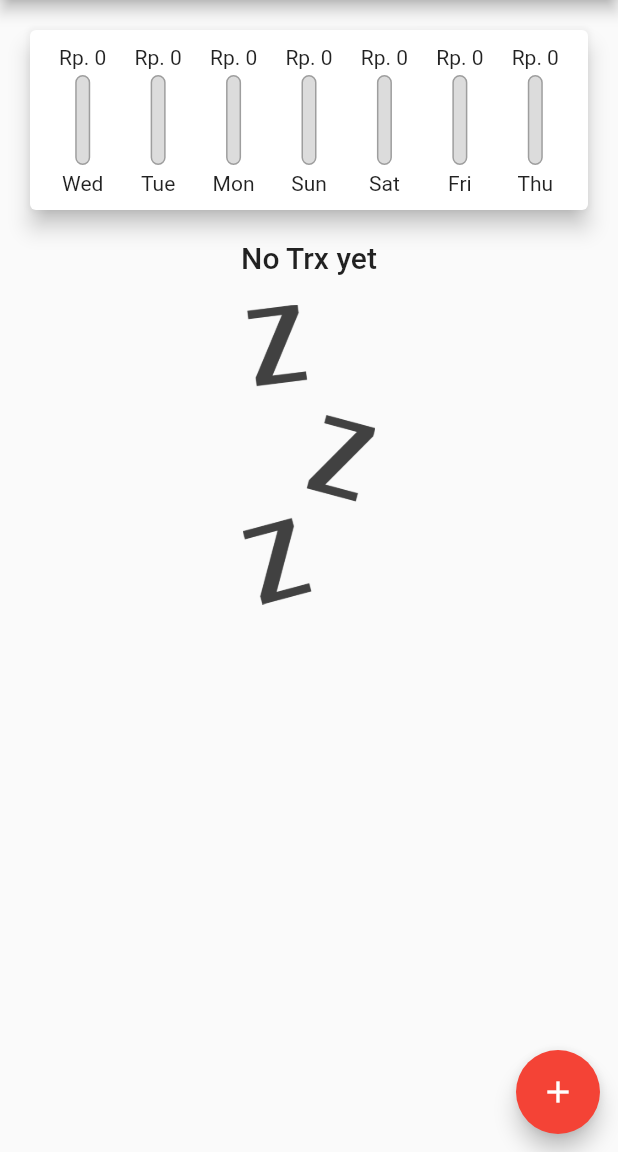
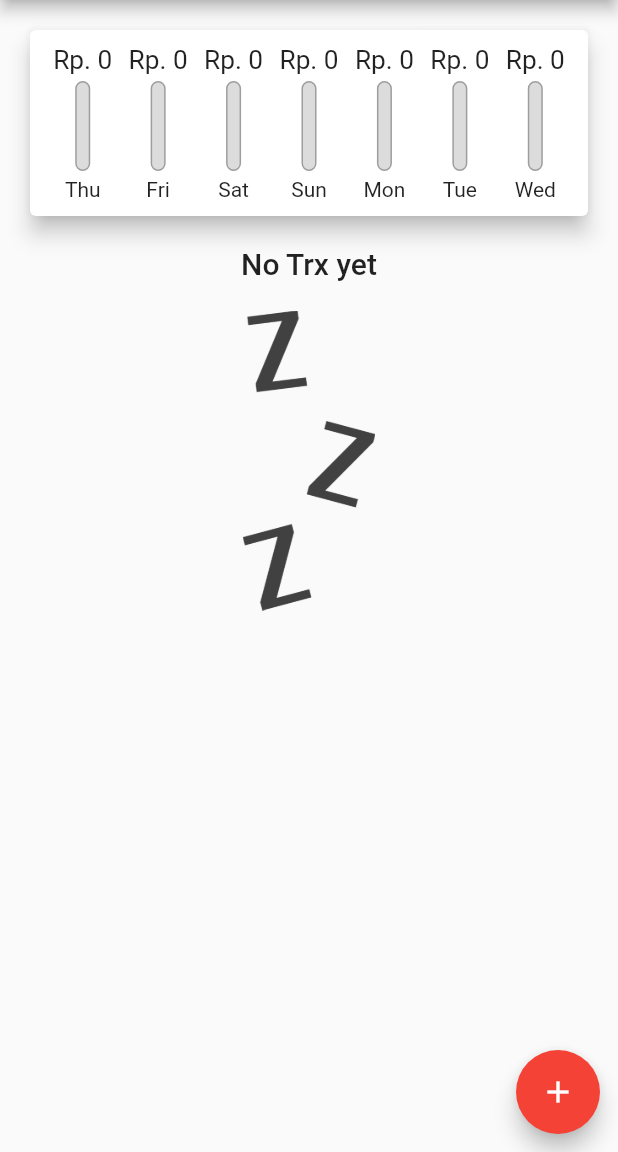
Before and after one commit to ibnunaufal/flutter_expenses_app, a Flutter app: the screen it shows after launch, on a phone screen of 412 x 824 dp, the part 84-1236 px from its top. Run offline on Flutter 3.47's test engine with Material 2 defaults, Android fonts, the phone set to English and light mode, and no system bars; Roboto replaces fonts that are missing (Balrow).

Commit message:
adjust chart

```diff
--- a/lib/widgets/chart.dart
+++ b/lib/widgets/chart.dart
@@ -27,7 +27,7 @@ class Chart extends StatelessWidget {
         'day': DateFormat.E().format(weekDay).toString(),
         'amount': totalSum
       };
-    }));
+    })).reversed.toList();
   }
 
   Chart(this.recentTrx);
--- a/lib/widgets/chart_bar.dart
+++ b/lib/widgets/chart_bar.dart
@@ -13,7 +13,12 @@ class ChartBar extends StatelessWidget {
   Widget build(BuildContext context) {
     return Column(
       children: [
-        FittedBox(child: Text('Rp. ${spendingAmount.toStringAsFixed(0)}')),
+        Container(
+          height: 20,
+          child: FittedBox(
+            child: Text('Rp. ${spendingAmount.toStringAsFixed(0)}')
+          )
+        ),
         SizedBox(
           height: 4,
         ),
```
Also changed, not shown: lib/widgets/transaction_list.dart (+15 -41 lines).
